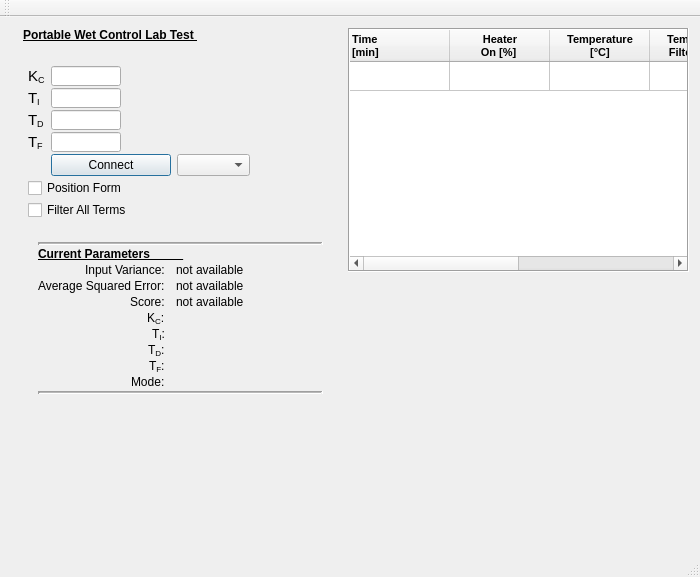
Qt form mainwindow.ui (AnthonyA28/Qt-PWCL-test) before a commit.
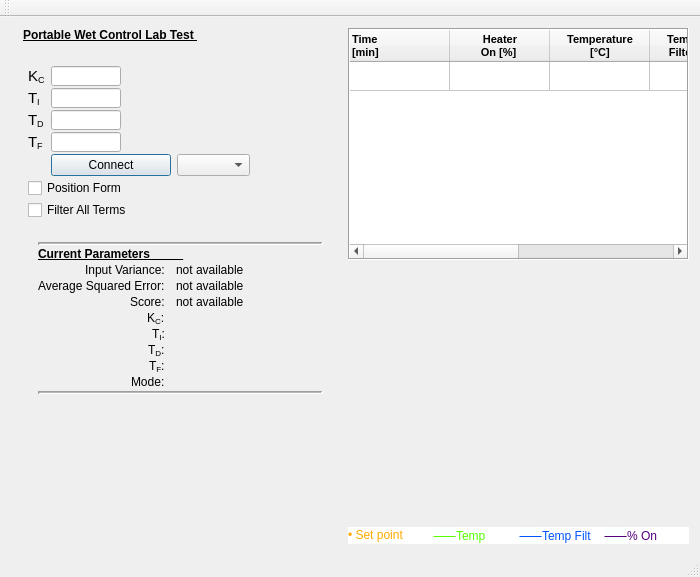
The same form after that commit. Icons and pictures are not drawn. Custom widgets are drawn as their Qt base class.

Commit message: changed graph to show percent on on the left and temperature on the right, Also manually moved the legend to the bottom

Patch:
```diff
--- a/mainwindow.ui
+++ b/mainwindow.ui
@@ -770,7 +770,7 @@
      </layout>
     </item>
     <item>
-     <layout class="QVBoxLayout" name="verticalLayout" stretch="1,0,1">
+     <layout class="QVBoxLayout" name="verticalLayout" stretch="1,0,1,0">
       <item>
        <widget class="QTableWidget" name="outputTable">
         <property name="enabled">
@@ -1074,6 +1074,53 @@
       <item>
        <widget class="QCustomPlot" name="plot" native="true"/>
       </item>
+      <item>
+       <layout class="QHBoxLayout" name="horizontalLayout_6">
+        <property name="spacing">
+         <number>0</number>
+        </property>
+        <item>
+         <widget class="QLabel" name="label_13">
+          <property name="styleSheet">
+           <string notr="true">background-color: rgb(255, 255, 255);</string>
+          </property>
+          <property name="text">
+           <string>&lt;html&gt;&lt;head/&gt;&lt;body&gt;&lt;p&gt;&lt;span style=&quot; font-family:'arial unicode ms,Lucida Sans Unicode,sans-serif'; font-size:9pt; color:#ffaa00; background-color:#ffffff;&quot;&gt;• Set point&lt;/span&gt;&lt;/p&gt;&lt;/body&gt;&lt;/html&gt;</string>
+          </property>
+         </widget>
+        </item>
+        <item>
+         <widget class="QLabel" name="label_18">
+          <property name="styleSheet">
+           <string notr="true">background-color: rgb(255, 255, 255);</string>
+          </property>
+          <property name="text">
+           <string>&lt;html&gt;&lt;head/&gt;&lt;body&gt;&lt;p&gt;&lt;span style=&quot; font-family:'Code2000,Arial Unicode MS,Lucida Sans Unicode'; font-size:9pt; color:#55ff00; background-color:#fbfffe;&quot;&gt;⸺&lt;/span&gt;&lt;span style=&quot; font-family:'arial unicode ms,Lucida Sans Unicode,sans-serif'; font-size:9pt; color:#55ff00; background-color:#ffffff;&quot;&gt;Temp&lt;/span&gt;&lt;/p&gt;&lt;/body&gt;&lt;/html&gt;</string>
+          </property>
+         </widget>
+        </item>
+        <item>
+         <widget class="QLabel" name="label_17">
+          <property name="styleSheet">
+           <string notr="true">background-color: rgb(255, 255, 255);</string>
+          </property>
+          <property name="text">
+           <string>&lt;html&gt;&lt;head/&gt;&lt;body&gt;&lt;p&gt;&lt;span style=&quot; font-family:'Code2000,Arial Unicode MS,Lucida Sans Unicode'; font-size:9pt; color:#0055ff; background-color:#fbfffe;&quot;&gt;⸺&lt;/span&gt;&lt;span style=&quot; font-family:'arial unicode ms,Lucida Sans Unicode,sans-serif'; font-size:9pt; color:#0055ff; background-color:#ffffff;&quot;&gt;Temp Filt &lt;/span&gt;&lt;/p&gt;&lt;/body&gt;&lt;/html&gt;</string>
+          </property>
+         </widget>
+        </item>
+        <item>
+         <widget class="QLabel" name="label_11">
+          <property name="styleSheet">
+           <string notr="true">background-color: rgb(255, 255, 255);</string>
+          </property>
+          <property name="text">
+           <string>&lt;html&gt;&lt;head/&gt;&lt;body&gt;&lt;p&gt;&lt;span style=&quot; font-family:'Code2000,Arial Unicode MS,Lucida Sans Unicode'; font-size:9pt; color:#55007f; background-color:#fbfffe;&quot;&gt;⸺&lt;/span&gt;&lt;span style=&quot; font-family:'arial unicode ms,Lucida Sans Unicode,sans-serif'; font-size:9pt; color:#55007f; background-color:#ffffff;&quot;&gt;% On&lt;/span&gt;&lt;/p&gt;&lt;/body&gt;&lt;/html&gt;</string>
+          </property>
+         </widget>
+        </item>
+       </layout>
+      </item>
      </layout>
     </item>
    </layout>
```
Left out of the diff: 2 changed lines with no effect on the pictures. The commit also changes 1 other file.
